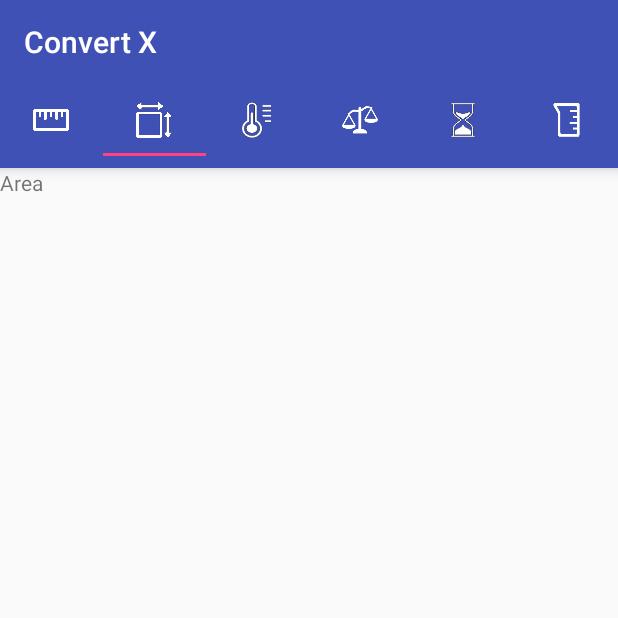
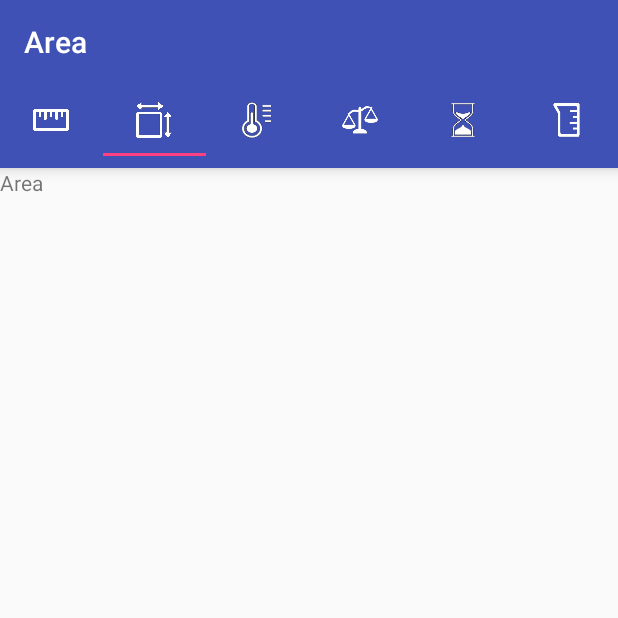
Before and after one commit to AmeyMhatre96/ConvertX, an Android app: the screen it shows after launch (MainActivity), tab 2 chosen, on a phone screen of 412 x 824 dp, the top half of it. Run offline under Robolectric (Android 15) with nearby library versions, the phone set to English and light mode, and no system bars.

Commit message:
Tab title added

```diff
--- a/app/src/main/java/com/apptreak/convertx/MainActivity.java
+++ b/app/src/main/java/com/apptreak/convertx/MainActivity.java
@@ -7,12 +7,14 @@
 import android.support.v7.widget.Toolbar;
 
 public class MainActivity extends AppCompatActivity  {
+    Toolbar toolbar;
     @Override
     protected void onCreate(Bundle savedInstanceState) {
         super.onCreate(savedInstanceState);
         setContentView(R.layout.activity_main);
-        Toolbar toolbar = (Toolbar) findViewById(R.id.toolbar);
+        toolbar = (Toolbar) findViewById(R.id.toolbar);
         setSupportActionBar(toolbar);
+        getSupportActionBar().setTitle(R.string.length);
         //Pushing drawable
         TabLayout tabLayout = (TabLayout) findViewById(R.id.tab_layout);
         tabLayout.addTab(tabLayout.newTab().setIcon(R.drawable.tab_icon_length));
@@ -33,7 +35,33 @@
             @Override
             public void onTabSelected(TabLayout.Tab tab) {
                 viewPager.setCurrentItem(tab.getPosition());
-            }
+                switch(tab.getPosition()) {
+                    case 0:
+                        viewPager.setCurrentItem(0);
+                        toolbar.setTitle(R.string.length);
+                        break;
+                    case 1:
+                        viewPager.setCurrentItem(1);
+                        toolbar.setTitle(R.string.area);
+                        break;
+                    case 2:
+                        viewPager.setCurrentItem(2);
+                        toolbar.setTitle(R.string.temp);
+                        break;
+                    case 3:
+                        viewPager.setCurrentItem(3);
+                        toolbar.setTitle(R.string.weight);
+                        break;
+                    case 4:
+                        viewPager.setCurrentItem(4);
+                        toolbar.setTitle(R.string.time);
+                        break;
+                    case 5:
+                        viewPager.setCurrentItem(5);
+                        toolbar.setTitle(R.string.vol);
+                        break;
+
+            }}
 
             @Override
             public void onTabUnselected(TabLayout.Tab tab) {
--- a/app/src/main/java/com/apptreak/convertx/PagerAdapter.java
+++ b/app/src/main/java/com/apptreak/convertx/PagerAdapter.java
@@ -3,6 +3,7 @@
 import android.support.v4.app.Fragment;
 import android.support.v4.app.FragmentManager;
 import android.support.v4.app.FragmentPagerAdapter;
+import android.support.v7.widget.Toolbar;
 
 /**
  * Created by Farman on 10/22/2016.
@@ -13,6 +14,7 @@
 
     public PagerAdapter(FragmentManager fm, int numOfTabs) {
         super(fm);
+
         this.noOfTabs = numOfTabs;
     }
 
--- a/app/src/main/res/values/strings.xml
+++ b/app/src/main/res/values/strings.xml
@@ -11,5 +11,12 @@
     <string name="btn_inch">in</string>
     <string name="txt_default">X</string>
     <string name="txt_To">To</string>
+    <string name="length">Length</string>
+    <string name="area">Area</string>
+    <string name="vol">Volume</string>
+    <string name="time">Time</string>
+    <string name="temp">Temperature</string>
+    <string name="weight">Weight</string>
+
 
 </resources>
```
